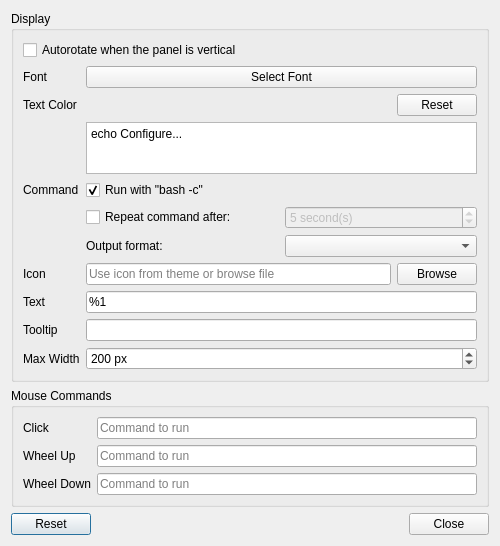
First picture: the form in plugin-customcommand/lxqtcustomcommandconfiguration.ui, repository lxqt/lxqt-panel, before the edit.
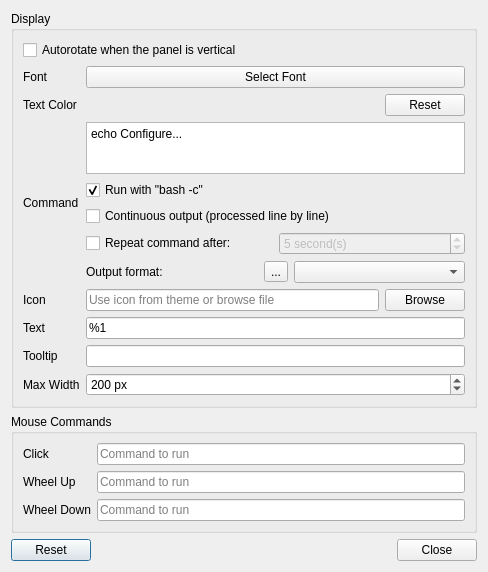
Second picture: the form after the edit. Icons and pictures are not drawn. Custom widgets are drawn as their Qt base class.

Commit message:
[customcommand] Wait process exit to parse output (#2345)
* parse after command exit

* fix typo

* read output only on succesful exit

* rename option and invert logic

* add help button and remove tooltip

* text correction

* fix button not removing old text/icon when changing settings

* fix tooltip was being ignored

* set mono font for commandPlainTextEdit

What changed in the file:
```diff
--- a/plugin-customcommand/lxqtcustomcommandconfiguration.ui
+++ b/plugin-customcommand/lxqtcustomcommandconfiguration.ui
@@ -6,8 +6,8 @@
    <rect>
     <x>0</x>
     <y>0</y>
-    <width>500</width>
-    <height>535</height>
+    <width>488</width>
+    <height>572</height>
    </rect>
   </property>
   <property name="windowTitle">
@@ -22,17 +22,82 @@
      <layout class="QVBoxLayout" name="verticalLayout_2">
       <item>
        <layout class="QGridLayout" name="gridLayout">
-        <item row="0" column="0" colspan="3">
-         <widget class="QCheckBox" name="autoRotateCheckBox">
+        <item row="2" column="2">
+         <widget class="QPushButton" name="textColorResetButton">
           <property name="text">
-           <string>Autorotate when the panel is vertical</string>
+           <string>Reset</string>
           </property>
+          <property name="autoDefault">
+           <bool>false</bool>
+          </property>
          </widget>
         </item>
-        <item row="1" column="0">
-         <widget class="QLabel" name="fontLabel">
+        <item row="7" column="1" colspan="2">
+         <layout class="QHBoxLayout" name="horizontalLayout_2">
+          <item>
+           <widget class="QLabel" name="outputFormatLabel">
+            <property name="toolTip">
+             <string/>
+            </property>
+            <property name="text">
+             <string>Output format:</string>
+            </property>
+           </widget>
+          </item>
+          <item>
+           <widget class="QToolButton" name="helpToolButton">
+            <property name="text">
+             <string>...</string>
+            </property>
+            <property name="icon">
+             <iconset theme="help-about"/>
+            </property>
+           </widget>
+          </item>
+          <item>
+           <widget class="QComboBox" name="outputFormatComboBox"/>
+          </item>
+         </layout>
+        </item>
+        <item row="2" column="1">
+         <widget class="ColorLabel" name="textColorLabel"/>
+        </item>
+        <item row="3" column="0" rowspan="5">
+         <widget class="QLabel" name="commandLabel">
           <property name="text">
-           <string>Font</string>
+           <string>Command</string>
+          </property>
+          <property name="alignment">
+           <set>Qt::AlignmentFlag::AlignLeading|Qt::AlignmentFlag::AlignLeft|Qt::AlignmentFlag::AlignVCenter</set>
+          </property>
+         </widget>
+        </item>
+        <item row="11" column="1" colspan="2">
+         <widget class="QSpinBox" name="maxWidthSpinBox">
+          <property name="suffix">
+           <string> px</string>
+          </property>
+          <property name="minimum">
+           <number>10</number>
+          </property>
+          <property name="maximum">
+           <number>9999</number>
+          </property>
+          <property name="singleStep">
+           <number>5</number>
+          </property>
+          <property name="value">
+           <number>200</number>
+          </property>
+         </widget>
+        </item>
+        <item row="4" column="1" colspan="2">
+         <widget class="QCheckBox" name="runWithBashCheckBox">
+          <property name="text">
+           <string>Run with &quot;bash -c&quot;</string>
+          </property>
+          <property name="checked">
+           <bool>true</bool>
           </property>
          </widget>
         </item>
@@ -53,29 +118,6 @@
           </property>
          </widget>
         </item>
-        <item row="2" column="1">
-         <widget class="ColorLabel" name="textColorLabel"/>
-        </item>
-        <item row="2" column="2">
-         <widget class="QPushButton" name="textColorResetButton">
-          <property name="text">
-           <string>Reset</string>
-          </property>
-          <property name="autoDefault">
-           <bool>false</bool>
-          </property>
-         </widget>
-        </item>
-        <item row="3" column="0" rowspan="4">
-         <widget class="QLabel" name="commandLabel">
-          <property name="text">
-           <string>Command</string>
-          </property>
-          <property name="alignment">
-           <set>Qt::AlignLeading|Qt::AlignLeft|Qt::AlignVCenter</set>
-          </property>
-         </widget>
-        </item>
         <item row="3" column="1" colspan="2">
          <widget class="QPlainTextEdit" name="commandPlainTextEdit">
           <property name="minimumSize">
@@ -93,22 +135,49 @@
           <property name="plainText">
            <string>echo Configure...</string>
           </property>
+          <property name="tabStopDistance">
+           <double>40.000000000000000</double>
+          </property>
           <property name="placeholderText">
            <string>Command to run</string>
           </property>
          </widget>
         </item>
-        <item row="4" column="1" colspan="2">
-         <widget class="QCheckBox" name="runWithBashCheckBox">
+        <item row="11" column="0">
+         <widget class="QLabel" name="maxWidthLabel">
           <property name="text">
-           <string>Run with &quot;bash -c&quot;</string>
+           <string>Max Width</string>
           </property>
-          <property name="checked">
-           <bool>true</bool>
+          <property name="alignment">
+           <set>Qt::AlignmentFlag::AlignLeading|Qt::AlignmentFlag::AlignLeft|Qt::AlignmentFlag::AlignVCenter</set>
           </property>
          </widget>
         </item>
-        <item row="5" column="1" colspan="2">
+        <item row="0" column="0" colspan="3">
+         <widget class="QCheckBox" name="autoRotateCheckBox">
+          <property name="text">
+           <string>Autorotate when the panel is vertical</string>
+          </property>
+         </widget>
+        </item>
+        <item row="1" column="0">
+         <widget class="QLabel" name="fontLabel">
+          <property name="text">
+           <string>Font</string>
+          </property>
+         </widget>
+        </item>
+        <item row="8" column="0">
+         <widget class="QLabel" name="iconLabel">
+          <property name="text">
+           <string>Icon</string>
+          </property>
+          <property name="alignment">
+           <set>Qt::AlignmentFlag::AlignLeading|Qt::AlignmentFlag::AlignLeft|Qt::AlignmentFlag::AlignVCenter</set>
+          </property>
+         </widget>
+        </item>
+        <item row="6" column="1" colspan="2">
          <widget class="QFrame" name="frame">
           <property name="sizePolicy">
            <sizepolicy hsizetype="Expanding" vsizetype="Preferred">
@@ -123,10 +192,10 @@
            </size>
           </property>
           <property name="frameShape">
-           <enum>QFrame::NoFrame</enum>
+           <enum>QFrame::Shape::NoFrame</enum>
           </property>
           <property name="frameShadow">
-           <enum>QFrame::Raised</enum>
+           <enum>QFrame::Shadow::Raised</enum>
           </property>
           <property name="lineWidth">
            <number>0</number>
@@ -188,62 +257,7 @@
           </layout>
          </widget>
         </item>
-        <item row="6" column="1" colspan="2">
-         <layout class="QHBoxLayout" name="horizontalLayout_2">
-          <item>
-           <widget class="QLabel" name="outputFormatLabel">
-            <property name="toolTip">
-             <string>&lt;html&gt;&lt;head/&gt;&lt;body&gt;&lt;p&gt;&lt;span style=&quot; font-weight:700;&quot;&gt;Text only&lt;/span&gt; - command outputs plain text to be used as text of the button&lt;&lt;/p&gt;&lt;p&gt;&lt;span style=&quot; font-weight:700;&quot;&gt;Icon only&lt;/span&gt; - command outputs icon in form of:&lt;br/&gt;&amp;nbsp;&amp;nbsp;- &lt;span style=&quot; font-style:italic;&quot;&gt;theme name&lt;/span&gt; - name of icon resolved to image based on XDG spec&lt;br/&gt;&amp;nbsp;&amp;nbsp;- &lt;span style=&quot; font-style:italic;&quot;&gt;image file path&lt;/span&gt; - path to file with image to show&lt;br/&gt;&amp;nbsp;&amp;nbsp;- &lt;span style=&quot; font-style:italic;&quot;&gt;image data stream&lt;/span&gt; - plain image stream&lt;br/&gt;&amp;nbsp;&amp;nbsp;- &lt;span style=&quot; font-style:italic;&quot;&gt;base64 encoded image data stream&lt;/span&gt; - as above but base64 encoded&lt;/p&gt;&lt;p&gt;&lt;span style=&quot; font-weight:700;&quot;&gt;Stuctured&lt;/span&gt; - command outputs structured variables to be used for button visualization in form &amp;quot;&lt;span style=&quot; text-decoration: underline;&quot;&gt;name1:base64value1 name2:base64value2 ...&lt;/span&gt;&amp;quot;. Handled names are:&lt;br/&gt;&amp;nbsp;&amp;nbsp;- &lt;span style=&quot; font-style:italic;&quot;&gt;text&lt;/span&gt; - string to be used as text of the button&lt;br/&gt;&amp;nbsp;&amp;nbsp;- &lt;span style=&quot; font-style:italic;&quot;&gt;icon&lt;/span&gt; - icon to be show in the button, in the same form as in &lt;span style=&quot; font-weight:700;&quot;&gt;Icon only&lt;/span&gt; output&lt;br/&gt;&amp;nbsp;&amp;nbsp;- &lt;span style=&quot; font-style:italic;&quot;&gt;tooltip&lt;/span&gt; - string to be used as tooltip of the button&lt;br/&gt;Example of script generating structured output:&lt;br/&gt;&lt;span style=&quot; font-style:italic;&quot;&gt;echo &amp;quot;text:$(echo -n &amp;quot;My text&amp;quot; | base64 --wrap=0) icon:$(base64 --wrap=0 my_image.svg) tooltip:$(echo -n &amp;quot;This is my pretty tooltip&amp;quot; | base64 --wrap=0)&amp;quot;&lt;/span&gt;&lt;/p&gt;&lt;/body&gt;&lt;/html&gt;</string>
-            </property>
-            <property name="text">
-             <string>Output format:</string>
-            </property>
-           </widget>
-          </item>
-          <item>
-           <widget class="QComboBox" name="outputFormatComboBox">
-           </widget>
-          </item>
-         </layout>
-        </item>
-        <item row="7" column="0">
-         <widget class="QLabel" name="iconLabel">
-          <property name="text">
-           <string>Icon</string>
-          </property>
-          <property name="alignment">
-           <set>Qt::AlignLeading|Qt::AlignLeft|Qt::AlignVCenter</set>
-          </property>
-         </widget>
-        </item>
-        <item row="7" column="1">
-         <widget class="QLineEdit" name="iconLineEdit">
-          <property name="placeholderText">
-           <string>Use icon from theme or browse file</string>
-          </property>
-         </widget>
-        </item>
-        <item row="7" column="2">
-         <widget class="QPushButton" name="iconBrowseButton">
-          <property name="text">
-           <string>Browse</string>
-          </property>
-          <property name="autoDefault">
-           <bool>false</bool>
-          </property>
-         </widget>
-        </item>
-        <item row="8" column="0">
-         <widget class="QLabel" name="textLabel">
-          <property name="text">
-           <string>Text</string>
-          </property>
-          <property name="alignment">
-           <set>Qt::AlignLeading|Qt::AlignLeft|Qt::AlignVCenter</set>
-          </property>
-         </widget>
-        </item>
-        <item row="8" column="1" colspan="2">
+        <item row="9" column="1" colspan="2">
          <widget class="QLineEdit" name="textLineEdit">
           <property name="text">
            <string>%1</string>
@@ -253,42 +267,50 @@
           </property>
          </widget>
         </item>
-        <item row="9" column="0">
+        <item row="10" column="0">
          <widget class="QLabel" name="tooltipLabel">
           <property name="text">
            <string>Tooltip</string>
           </property>
          </widget>
         </item>
-        <item row="9" column="1" colspan="2">
-         <widget class="QLineEdit" name="tooltipLineEdit"/>
-        </item>
-        <item row="10" column="0">
-         <widget class="QLabel" name="maxWidthLabel">
+        <item row="9" column="0">
+         <widget class="QLabel" name="textLabel">
           <property name="text">
-           <string>Max Width</string>
+           <string>Text</string>
           </property>
           <property name="alignment">
-           <set>Qt::AlignLeading|Qt::AlignLeft|Qt::AlignVCenter</set>
+           <set>Qt::AlignmentFlag::AlignLeading|Qt::AlignmentFlag::AlignLeft|Qt::AlignmentFlag::AlignVCenter</set>
           </property>
          </widget>
         </item>
         <item row="10" column="1" colspan="2">
-         <widget class="QSpinBox" name="maxWidthSpinBox">
-          <property name="suffix">
-           <string> px</string>
+         <widget class="QLineEdit" name="tooltipLineEdit"/>
+        </item>
+        <item row="8" column="2">
+         <widget class="QPushButton" name="iconBrowseButton">
+          <property name="text">
+           <string>Browse</string>
           </property>
-          <property name="minimum">
-           <number>10</number>
+          <property name="autoDefault">
+           <bool>false</bool>
           </property>
-          <property name="maximum">
-           <number>9999</number>
+         </widget>
+        </item>
+        <item row="8" column="1">
+         <widget class="QLineEdit" name="iconLineEdit">
+          <property name="placeholderText">
+           <string>Use icon from theme or browse file</string>
           </property>
-          <property name="singleStep">
-           <number>5</number>
+         </widget>
+        </item>
+        <item row="5" column="1">
+         <widget class="QCheckBox" name="continuousOutputCheckBox">
+          <property name="text">
+           <string>Continuous output (processed line by line)</string>
           </property>
-          <property name="value">
-           <number>200</number>
+          <property name="checked">
+           <bool>false</bool>
           </property>
          </widget>
         </item>
@@ -309,7 +331,7 @@
          <string>Click</string>
         </property>
         <property name="alignment">
-         <set>Qt::AlignLeading|Qt::AlignLeft|Qt::AlignVCenter</set>
+         <set>Qt::AlignmentFlag::AlignLeading|Qt::AlignmentFlag::AlignLeft|Qt::AlignmentFlag::AlignVCenter</set>
         </property>
        </widget>
       </item>
@@ -326,7 +348,7 @@
          <string>Wheel Up</string>
         </property>
         <property name="alignment">
-         <set>Qt::AlignLeading|Qt::AlignLeft|Qt::AlignVCenter</set>
+         <set>Qt::AlignmentFlag::AlignLeading|Qt::AlignmentFlag::AlignLeft|Qt::AlignmentFlag::AlignVCenter</set>
         </property>
        </widget>
       </item>
@@ -343,7 +365,7 @@
          <string>Wheel Down</string>
         </property>
         <property name="alignment">
-         <set>Qt::AlignLeading|Qt::AlignLeft|Qt::AlignVCenter</set>
+         <set>Qt::AlignmentFlag::AlignLeading|Qt::AlignmentFlag::AlignLeft|Qt::AlignmentFlag::AlignVCenter</set>
         </property>
        </widget>
       </item>
@@ -360,10 +382,10 @@
    <item>
     <widget class="QDialogButtonBox" name="buttonBox">
      <property name="orientation">
-      <enum>Qt::Horizontal</enum>
+      <enum>Qt::Orientation::Horizontal</enum>
      </property>
      <property name="standardButtons">
-      <set>QDialogButtonBox::Close|QDialogButtonBox::Reset</set>
+      <set>QDialogButtonBox::StandardButton::Close|QDialogButtonBox::StandardButton::Reset</set>
      </property>
     </widget>
    </item>
```
Left out of the diff: 19 changed lines with no effect on the pictures. The commit also changes 4 other files.
